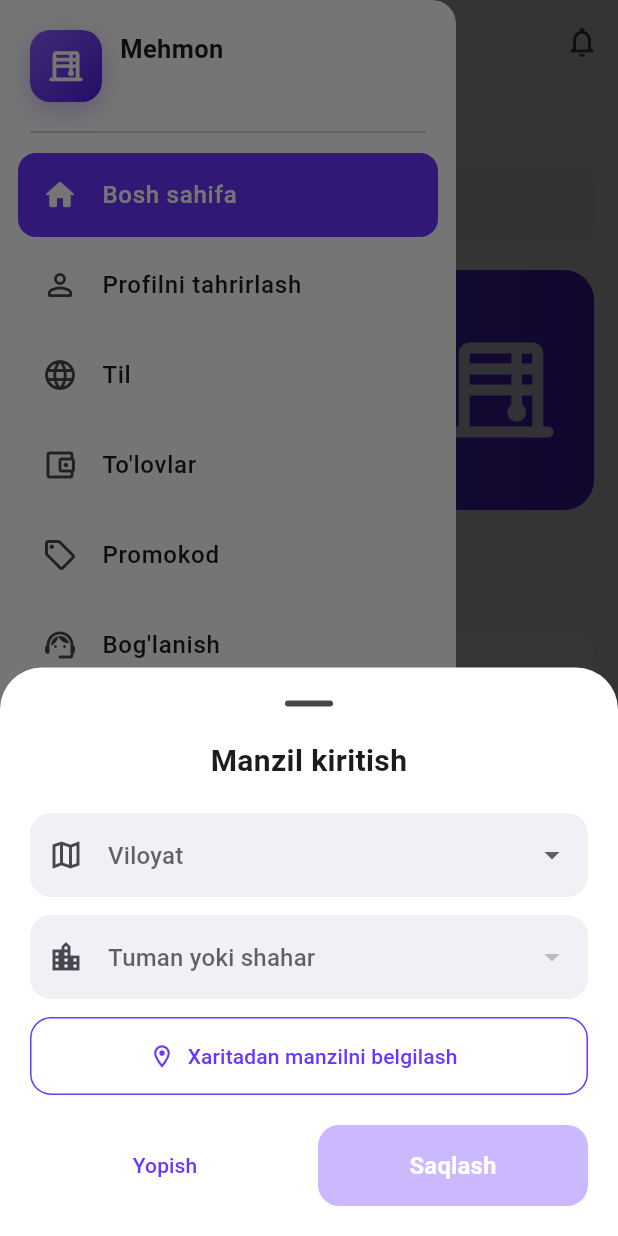
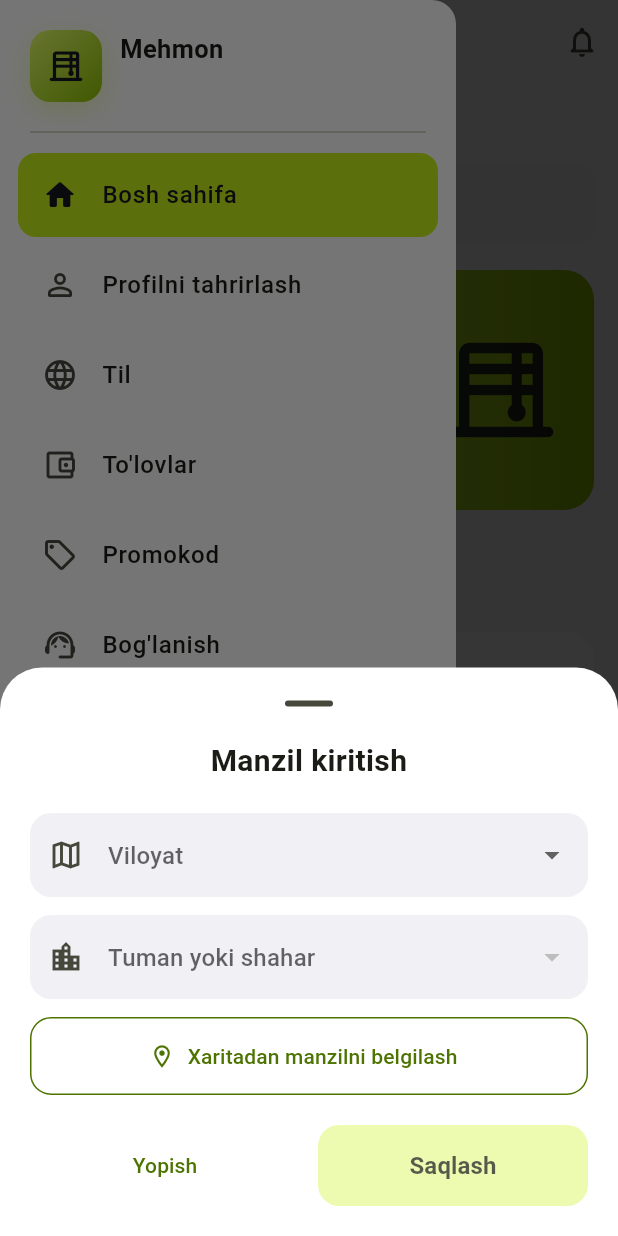
Before and after one commit to rkmshdj5rz-blip/Jalyuzichi, a Flutter app: the HomeScreen screen opened directly, with the side drawer open, on a phone screen of 412 x 824 dp. Run offline on Flutter 3.47's test engine with Material 3 defaults, Android fonts, the phone set to English and light mode, and no system bars; our stand-ins replace shared_preferences; accounts and stored records are empty.

Commit message:
Use lime brand palette and split brand/accent colors
Brand color moves to a single palette in theme.dart (brand, onBrand,
accent) so it can be swapped in one place; screens use the theme's
primary for text and icons on light surfaces.

Co-Authored-By: Claude Opus 5.5 (1M context) <noreply@anthropic.com>
Claude-Session: https://claude.ai/code/session_01Tv7xciDPEZaLaoZD9Skyvp

```diff
--- a/lib/screens/home_screen.dart
+++ b/lib/screens/home_screen.dart
@@ -56,7 +56,7 @@ class _HomeScreenState extends State<HomeScreen> {
       bottomNavigationBar: NavigationBar(
         selectedIndex: _tab,
         onDestinationSelected: (i) => setState(() => _tab = i),
-        indicatorColor: AppColors.primary.withValues(alpha: 0.14),
+        indicatorColor: AppColors.brand.withValues(alpha: 0.25),
         destinations: [
           for (final t in _tabs)
             NavigationDestination(icon: Icon(t.$1), label: t.$2),
@@ -138,8 +138,8 @@ class _AddressChip extends StatelessWidget {
         padding: const EdgeInsets.symmetric(vertical: 6),
         child: Row(
           children: [
-            const Icon(Icons.location_on_outlined,
-                size: 20, color: AppColors.primary),
+            Icon(Icons.location_on_outlined,
+                size: 20, color: Theme.of(context).colorScheme.primary),
             const SizedBox(width: 6),
             Flexible(
               child: Text(text,
@@ -155,17 +155,20 @@ class _AddressChip extends StatelessWidget {
 }
 
 class _Banner {
-  const _Banner(this.title, this.subtitle, this.icon, this.colors);
+  const _Banner(this.title, this.subtitle, this.icon, this.colors,
+      [this.fg = Colors.white]);
 
   final String title;
   final String subtitle;
   final IconData icon;
   final List<Color> colors;
+  final Color fg;
 }
 
 const _banners = [
   _Banner('Barcha turdagi jalyuzilar', "Vertikal, gorizontal va rulonli",
-      Icons.blinds_rounded, [Color(0xFF7B4DFF), Color(0xFF4E1FE0)]),
+      Icons.blinds_rounded, [AppColors.brandLight, AppColors.brandDark],
+      AppColors.onBrand),
   _Banner('Bepul o\'lchov xizmati', 'Usta uyingizga o\'zi keladi',
       Icons.straighten_rounded, [Color(0xFFFF8A3D), Color(0xFFFF4D6D)]),
   _Banner('Rulonli pardalarga -20%', 'Faqat shu oy davomida',
@@ -230,20 +233,20 @@ class _BannerCarouselState extends State<_BannerCarousel> {
                         mainAxisAlignment: MainAxisAlignment.center,
                         children: [
                           Text(b.title,
-                              style: const TextStyle(
-                                  color: Colors.white,
+                              style: TextStyle(
+                                  color: b.fg,
                                   fontSize: 21,
                                   height: 1.15,
                                   fontWeight: FontWeight.w800)),
                           const SizedBox(height: 8),
                           Text(b.subtitle,
                               style: TextStyle(
-                                  color: Colors.white.withValues(alpha: 0.9))),
+                                  color: b.fg.withValues(alpha: 0.9))),
                         ],
                       ),
                     ),
                     Icon(b.icon,
-                        size: 84, color: Colors.white.withValues(alpha: 0.9)),
+                        size: 84, color: b.fg.withValues(alpha: 0.9)),
                   ],
                 ),
               );
@@ -262,7 +265,7 @@ class _BannerCarouselState extends State<_BannerCarousel> {
                 height: 6,
                 decoration: BoxDecoration(
                   color: i == _page
-                      ? AppColors.primary
+                      ? AppColors.brand
                       : AppColors.lightMuted.withValues(alpha: 0.4),
                   borderRadius: BorderRadius.circular(3),
                 ),
--- a/lib/screens/map_screen.dart
+++ b/lib/screens/map_screen.dart
@@ -21,7 +21,7 @@ class MapScreen extends StatelessWidget {
             child: Padding(
               padding: EdgeInsets.only(bottom: 40),
               child: Icon(Icons.location_on_rounded,
-                  size: 52, color: AppColors.primary),
+                  size: 52, color: AppColors.brandDark),
             ),
           ),
           Positioned(
--- a/lib/screens/sync_screen.dart
+++ b/lib/screens/sync_screen.dart
@@ -129,8 +129,8 @@ class _SyncScreenState extends State<SyncScreen> {
                 child: LinearProgressIndicator(
                   value: progress,
                   minHeight: 8,
-                  color: AppColors.primary,
-                  backgroundColor: AppColors.primary.withValues(alpha: 0.12),
+                  color: AppColors.brand,
+                  backgroundColor: AppColors.brand.withValues(alpha: 0.12),
                 ),
               ),
             ],
--- a/lib/theme.dart
+++ b/lib/theme.dart
@@ -3,8 +3,16 @@ import 'package:flutter/material.dart';
 
 /// Ilovaning asosiy ranglari. Logo tayyor bo'lgach shu yerda almashtiriladi.
 class AppColors {
-  static const primary = Color(0xFF6A35FF);
-  static const primaryDark = Color(0xFF4E1FE0);
+  /// Brend rangi: tugmalar, logo va katta yuzalar uchun.
+  static const brand = Color(0xFFC8F31D);
+  static const brandLight = Color(0xFFE2FF6B);
+  static const brandDark = Color(0xFF8DC000);
+
+  /// Brend rangi ustidagi matn va belgilar rangi.
+  static const onBrand = Color(0xFF15171E);
+
+  /// Oq fonda o'qiladigan brend rangi (matn va belgilar uchun).
+  static const accent = Color(0xFF4D7300);
   static const success = Color(0xFF1DB954);
   static const lightBg = Color(0xFFF6F6F9);
   static const lightSurface = Colors.white;
@@ -16,9 +24,9 @@ class AppColors {
 ThemeData buildTheme(Brightness brightness) {
   final isDark = brightness == Brightness.dark;
   final scheme = ColorScheme.fromSeed(
-    seedColor: AppColors.primary,
+    seedColor: AppColors.brand,
     brightness: brightness,
-    primary: AppColors.primary,
+    primary: isDark ? AppColors.brand : AppColors.accent,
     surface: isDark ? AppColors.darkSurface : AppColors.lightSurface,
   );
   final bg = isDark ? AppColors.darkBg : AppColors.lightBg;
@@ -55,15 +63,16 @@ ThemeData buildTheme(Brightness brightness) {
       ),
       focusedBorder: OutlineInputBorder(
         borderRadius: BorderRadius.circular(14),
-        borderSide: const BorderSide(color: AppColors.primary, width: 1.5),
+        borderSide: BorderSide(
+            color: isDark ? AppColors.brand : AppColors.accent, width: 1.5),
       ),
     ),
     filledButtonTheme: FilledButtonThemeData(
       style: FilledButton.styleFrom(
-        backgroundColor: AppColors.primary,
-        foregroundColor: Colors.white,
-        disabledBackgroundColor: AppColors.primary.withValues(alpha: 0.35),
-        disabledForegroundColor: Colors.white,
+        backgroundColor: AppColors.brand,
+        foregroundColor: AppColors.onBrand,
+        disabledBackgroundColor: AppColors.brand.withValues(alpha: 0.35),
+        disabledForegroundColor: AppColors.onBrand.withValues(alpha: 0.7),
         minimumSize: const Size.fromHeight(54),
         shape: RoundedRectangleBorder(borderRadius: BorderRadius.circular(14)),
         textStyle: text.labelLarge!.copyWith(fontSize: 16, fontWeight: FontWeight.w600),
--- a/lib/widgets/address_sheet.dart
+++ b/lib/widgets/address_sheet.dart
@@ -3,7 +3,6 @@ import 'package:flutter/material.dart';
 import '../app_state.dart';
 import '../data/regions.dart';
 import '../screens/map_screen.dart';
-import '../theme.dart';
 
 /// "Manzil kiritish" oynasini ochadi.
 Future<void> showAddressSheet(BuildContext context) {
@@ -107,8 +106,8 @@ class _AddressSheetState extends State<_AddressSheet> {
             onPressed: _openMap,
             style: OutlinedButton.styleFrom(
               minimumSize: const Size.fromHeight(52),
-              foregroundColor: AppColors.primary,
-              side: const BorderSide(color: AppColors.primary),
+              foregroundColor: Theme.of(context).colorScheme.primary,
+              side: BorderSide(color: Theme.of(context).colorScheme.primary),
               shape: RoundedRectangleBorder(
                   borderRadius: BorderRadius.circular(14)),
             ),
--- a/lib/widgets/app_logo.dart
+++ b/lib/widgets/app_logo.dart
@@ -19,17 +19,18 @@ class AppLogo extends StatelessWidget {
         gradient: const LinearGradient(
           begin: Alignment.topLeft,
           end: Alignment.bottomRight,
-          colors: [Color(0xFF8B5CFF), AppColors.primaryDark],
+          colors: [AppColors.brandLight, AppColors.brandDark],
         ),
         boxShadow: [
           BoxShadow(
-            color: AppColors.primary.withValues(alpha: 0.3),
+            color: AppColors.brand.withValues(alpha: 0.3),
             blurRadius: size * 0.3,
             offset: Offset(0, size * 0.1),
           ),
         ],
       ),
-      child: Icon(Icons.blinds_rounded, color: Colors.white, size: size * 0.55),
+      child: Icon(Icons.blinds_rounded,
+          color: AppColors.onBrand, size: size * 0.55),
     );
     if (!showName) return mark;
     return Column(
--- a/lib/widgets/side_menu.dart
+++ b/lib/widgets/side_menu.dart
@@ -26,8 +26,8 @@ class SideMenu extends StatelessWidget {
         padding: const EdgeInsets.symmetric(horizontal: 12, vertical: 2),
         child: ListTile(
           selected: selected,
-          selectedTileColor: AppColors.primary,
-          selectedColor: Colors.white,
+          selectedTileColor: AppColors.brand,
+          selectedColor: AppColors.onBrand,
           shape:
               RoundedRectangleBorder(borderRadius: BorderRadius.circular(12)),
           leading: Icon(icon),
```
Also changed, not shown: lib/screens/country_screen.dart (+6 -2 lines), lib/screens/otp_screen.dart (+4 -4 lines), lib/widgets/auth_layout.dart (+5 -5 lines).
